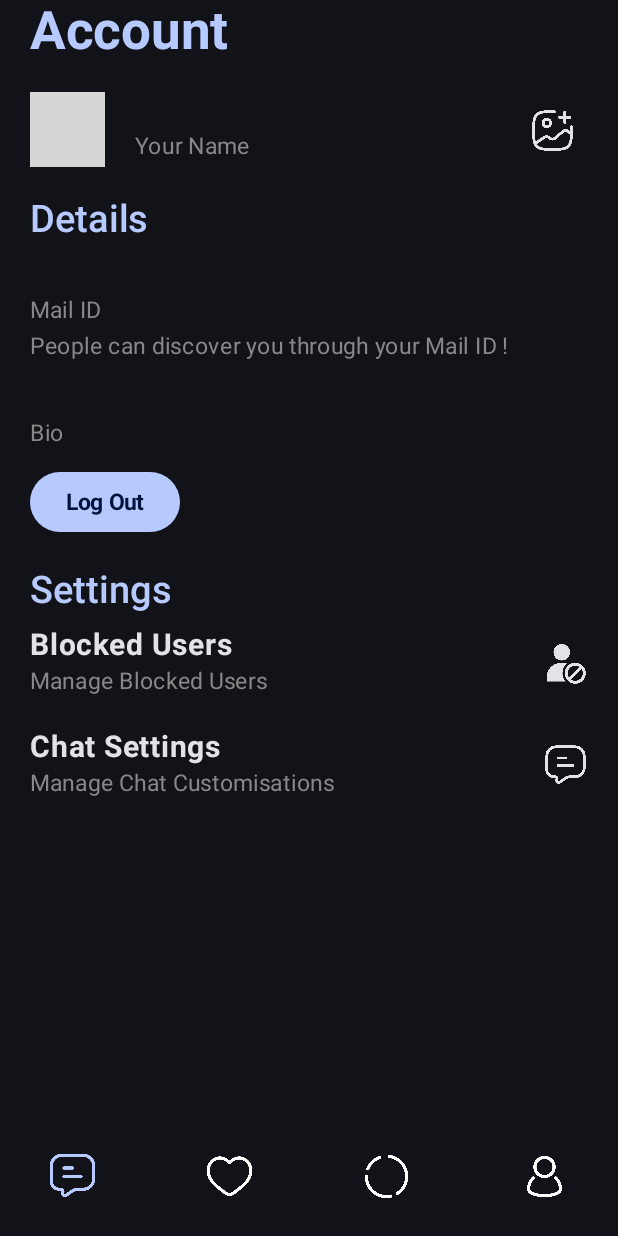
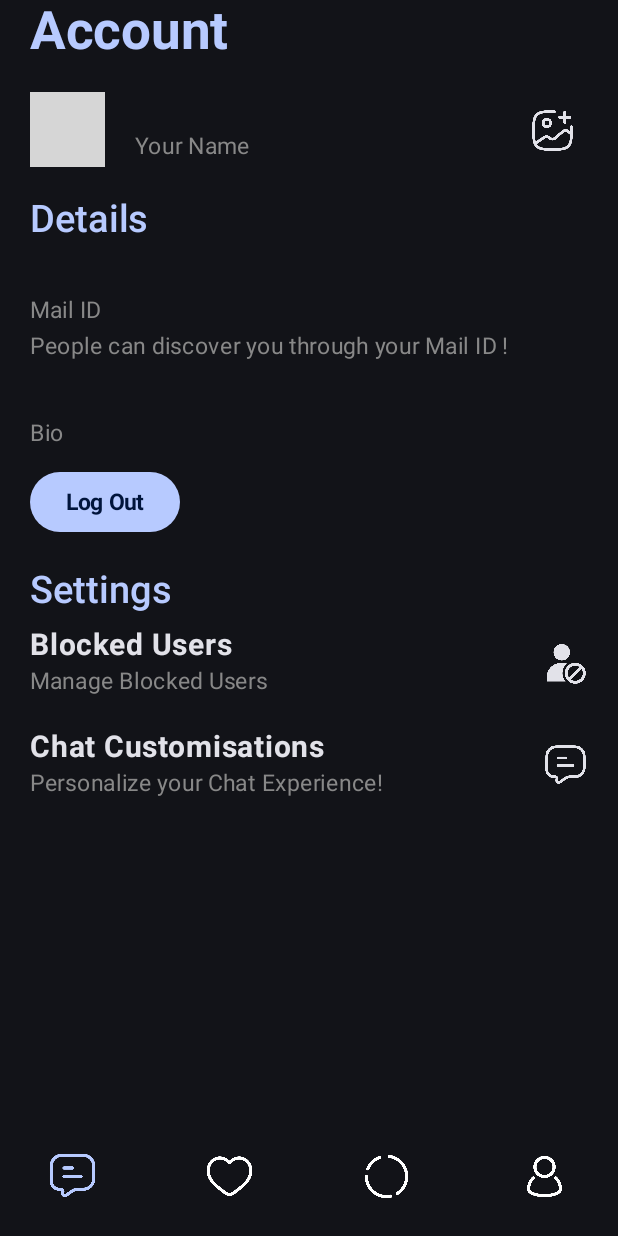
Before and after one commit to redcliff-op/SwiftWave, an Android app built with Jetpack Compose: the accountScreen screen opened through its navigation route, on a phone screen of 412 x 824 dp. Run offline under Robolectric (Android 15) with nearby library versions, the phone set to English and light mode, and no system bars; our stand-ins replace Firebase (no records; nobody signed in at launch, a user with empty details on screens opened directly); libraries missing offline, so code that uses them is left out: coil.decode; pictures from the network do not load; 1 statement that could not run was skipped; grey boxes are pictures that could not be loaded.

Commit message:
AccountScreen: Use a better Header Text for Chat Customisation Setting

```diff
--- a/app/src/main/java/com/example/swiftwave/ui/screens/accountScreen.kt
+++ b/app/src/main/java/com/example/swiftwave/ui/screens/accountScreen.kt
@@ -228,12 +228,12 @@ fun accountScreen(
             ){
                 Column {
                     Text(
-                        text = "Chat Settings",
+                        text = "Chat Customisations",
                         fontSize = 20.sp,
                         fontWeight = FontWeight.Bold
                     )
                     Text(
-                        text = "Manage Chat Customisations",
+                        text = "Personalize your Chat Experience!",
                         fontSize = 15.sp,
                         color = Color.Gray
                     )
```
